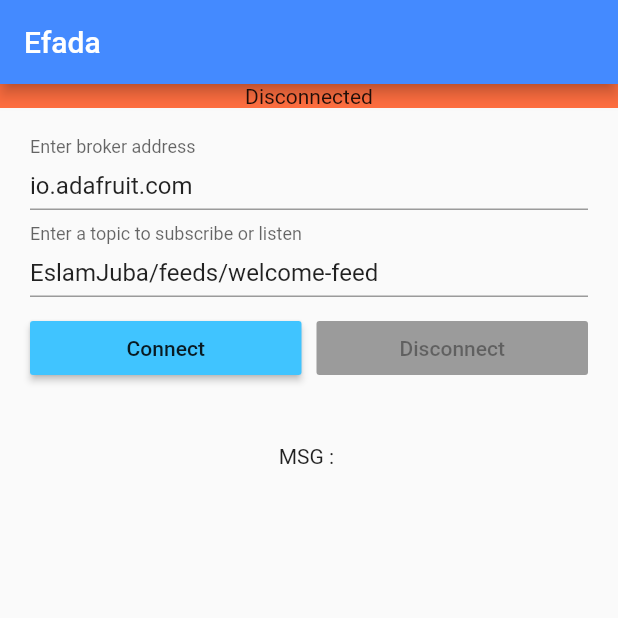
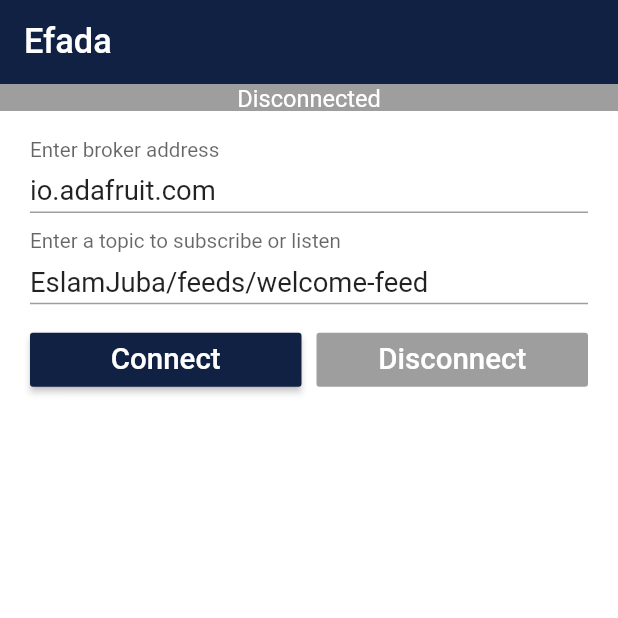
Before and after one commit to Creative-Way-ad/robot_triger, a Flutter app: the screen it shows after launch, on a phone screen of 412 x 824 dp, the top half of it. Run offline on Flutter 3.47's test engine with Material 2 defaults, Android fonts, the phone set to English and light mode, and no system bars; our stand-ins replace flutter_screenutil; missing offline and left inert: mqtt_client.

Commit message:
finish the app

```diff
--- a/lib/main.dart
+++ b/lib/main.dart
@@ -1,22 +1,8 @@
 import 'package:flutter/material.dart';
+import 'package:flutter_screenutil/flutter_screenutil.dart';
 import 'package:provider/provider.dart';
 import 'package:robot_triger/services/mqtt/state/MQTTAppState.dart';
 import 'package:robot_triger/view/Connect/connect_screen.dart';
-
-import 'mqtt2.dart';
-
-Future<void> initMqtt(response) async {
-  var res = await Mqtt2.connect();
-  debugPrint('Mqtt connections: $res');
-  await Mqtt2.setSubscribe(['EslamJuba/feeds/welcome-feed'], response);
-}
-
-/// message = 0 => Foreword
-/// message = 1 => Right
-/// message = 2 => Left
-void response(String topic, String message) {
-  debugPrint('topic: $topic, message: $message');
-}
 
 void main() {
   runApp(const MyApp());
@@ -27,8 +13,18 @@ class MyApp extends StatelessWidget {
 
   @override
   Widget build(BuildContext context) {
-    return MaterialApp(
+    return ScreenUtilInit(
+      designSize: const Size(360, 640),
+      minTextAdapt: true,
+      splitScreenMode: true,
+      builder: (context, widget) => MaterialApp(
         debugShowCheckedModeBanner: false,
+        builder: (context, widget) {
+          return MediaQuery(
+            data: MediaQuery.of(context).copyWith(textScaleFactor: 1.0.sp),
+            child: widget!,
+          );
+        },
         title: 'Robot App',
         theme: ThemeData(
           primarySwatch: Colors.blue,
@@ -37,51 +33,6 @@ class MyApp extends StatelessWidget {
           create: (_) => MQTTAppState(),
           child: const MQTTView(),
         ),
-    );
-  }
-}
-
-class MyHomePage extends StatefulWidget {
-  const MyHomePage({Key? key}) : super(key: key);
-
-  @override
-  State<MyHomePage> createState() => _MyHomePageState();
-}
-
-class _MyHomePageState extends State<MyHomePage> {
-  String message = '';
-  @override
-  void initState() {
-    super.initState();
-    initMqtt(response);
-  }
-
-  void response(String topic, String msg) {
-    setState(() {
-      if (msg == '0') {
-        message = 'foreword';
-      } else if (msg == '1') {
-        message = 'right';
-      } else if (msg == '2') {
-        message = 'left';
-      }
-      debugPrint('topic: $topic, message: $msg');
-    });
-  }
-
-  @override
-  Widget build(BuildContext context) {
-    return Scaffold(
-      appBar: AppBar(),
-      body: Center(
-        child: Column(
-          mainAxisAlignment: MainAxisAlignment.center,
-          children: <Widget>[
-            Text(
-              message,
-            ),
-          ],
-        ),
       ),
     );
   }
--- a/lib/uitiltes.dart
+++ /dev/null
@@ -1,6 +0,0 @@
-import 'package:uuid/uuid.dart';
-
-String randomId() {
-  var uuid = const Uuid();
-  return uuid.v4();
-}
--- a/lib/view/Connect/connect_screen.dart
+++ b/lib/view/Connect/connect_screen.dart
@@ -1,4 +1,5 @@
 import 'package:flutter/material.dart';
+import 'package:flutter_screenutil/flutter_screenutil.dart';
 import 'package:provider/provider.dart';
 import 'package:robot_triger/services/mqtt/MQTTManager.dart';
 import 'package:robot_triger/services/mqtt/state/MQTTAppState.dart';
@@ -14,10 +15,17 @@ class MQTTView extends StatefulWidget {
 
 class _MQTTViewState extends State<MQTTView> {
   final TextEditingController _hostTextController = TextEditingController();
-  final TextEditingController _messageTextController = TextEditingController();
   final TextEditingController _topicTextController = TextEditingController();
+
   late MQTTAppState currentAppState;
   late MQTTManager manager;
+
+  @override
+  void initState() {
+    super.initState();
+    _hostTextController.text = 'io.adafruit.com';
+    _topicTextController.text = 'EslamJuba/feeds/welcome-feed';
+  }
 
   @override
   Widget build(BuildContext context) {
@@ -26,74 +34,82 @@ class _MQTTViewState extends State<MQTTView> {
     return Scaffold(
       appBar: AppBar(
         title: const Text("Efada"),
-        backgroundColor: Colors.blueAccent,
+        backgroundColor: const Color(0xff112143),
+        elevation: 0.0,
       ),
-      body: Column(
+      body: SingleChildScrollView(
+        child: Container(
+          color: currentAppState.getReceivedText == '0'
+              ? Colors.black
+              : Colors.white,
+          height: 640.h,
+          child: Column(
+            mainAxisSize: MainAxisSize.max,
             children: [
               Row(
                 children: <Widget>[
                   Expanded(
                     child: Container(
-                  color: Colors.deepOrangeAccent,
+                      color: currentAppState.getAppConnectionState ==
+                              MQTTAppConnectionState.connected
+                          ? Colors.green
+                          : Colors.grey,
                       child: Text(
-                    _prepareStateMessageFrom(appState.getAppConnectionState),
+                        _prepareStateMessageFrom(
+                            currentAppState.getAppConnectionState),
                         textAlign: TextAlign.center,
-                  ),
-                ),
-              ),
-            ],
-          ),
-          Padding(
-            padding: const EdgeInsets.all(20.0),
-            child: Column(
-              children: <Widget>[
-                _buildTextFieldWith(
-                    _hostTextController,
-                    'io.adafruit.com',
-                    'Enter broker address',
-                    currentAppState.getAppConnectionState),
-                const SizedBox(height: 10),
-                _buildTextFieldWith(
-                    _topicTextController,
-                    'EslamJuba/feeds/welcome-feed',
-                    'Enter a topic to subscribe or listen',
-                    currentAppState.getAppConnectionState),
-                const SizedBox(height: 10),
-                _buildConnectButtonFrom(currentAppState.getAppConnectionState)
-              ],
-            ),
-          ),
-          Padding(
-            padding: const EdgeInsets.all(
-              20.0,
-            ),
-            child: Center(
-              child: Text(
-                _prepareRobotState(
-                  currentAppState.getReceivedText,
+                        style: TextStyle(
+                          color: Colors.white,
+                          fontSize: 12.sp,
                         ),
                       ),
                     ),
                   ),
                 ],
               ),
+              currentAppState.getReceivedText == '0'
+                  ? const SizedBox(
+                      width: double.infinity,
+                      child: Image(
+                        image: AssetImage(
+                          'assets/smile-face.gif',
+                        ),
+                        fit: BoxFit.cover,
+                      ),
+                    )
+                  : Padding(
+                      padding: const EdgeInsets.all(20.0),
+                      child: Column(
+                        children: <Widget>[
+                          _buildTextFieldWith(
+                              _hostTextController,
+                              'Enter broker address',
+                              currentAppState.getAppConnectionState),
+                          SizedBox(height: 10.h),
+                          _buildTextFieldWith(
+                              _topicTextController,
+                              'Enter a topic to subscribe or listen',
+                              currentAppState.getAppConnectionState),
+                          SizedBox(height: 10.h),
+                          _buildConnectButtonFrom(
+                              currentAppState.getAppConnectionState)
+                        ],
+                      ),
+                    ),
+            ],
+          ),
+        ),
+      ),
     );
   }
 
   Widget _buildTextFieldWith(
     TextEditingController controller,
-    String? defaultValue,
     String hintText,
     MQTTAppConnectionState state,
   ) {
-    if (defaultValue != null) {
-      controller.text = defaultValue;
-    }
     bool shouldEnable = false;
-    if (controller == _messageTextController &&
-        state == MQTTAppConnectionState.connected) {
-      shouldEnable = true;
-    } else if ((controller == _hostTextController &&
+    if ((controller == _hostTextController &&
             state == MQTTAppConnectionState.disconnected) ||
         (controller == _topicTextController &&
             state == MQTTAppConnectionState.disconnected)) {
@@ -103,10 +119,15 @@ class _MQTTViewState extends State<MQTTView> {
       enabled: shouldEnable,
       controller: controller,
       decoration: InputDecoration(
-          contentPadding:
-              const EdgeInsets.only(left: 0, bottom: 0, top: 0, right: 0),
+        contentPadding: const EdgeInsets.only(
+          left: 0,
+          bottom: 0,
+          top: 0,
+          right: 0,
+        ),
         labelText: hintText,
-        ));
+      ),
+    );
   }
 
   Widget _buildConnectButtonFrom(MQTTAppConnectionState state) {
@@ -115,21 +136,35 @@ class _MQTTViewState extends State<MQTTView> {
         Expanded(
           // ignore: deprecated_member_use
           child: RaisedButton(
-            color: Colors.lightBlueAccent,
+            color: const Color(0xff112143),
             onPressed: state == MQTTAppConnectionState.disconnected
                 ? _configureAndConnect
                 : null,
-            child: const Text('Connect'), //
+            child: Text(
+              'Connect',
+              style: TextStyle(
+                fontSize: 15.sp,
+                color: Colors.white,
+              ),
+            ), //
           ),
         ),
-        const SizedBox(width: 10),
+        const SizedBox(
+          width: 10,
+        ),
         Expanded(
           // ignore: deprecated_member_use
           child: RaisedButton(
             color: Colors.redAccent,
             onPressed:
                 state == MQTTAppConnectionState.connected ? _disconnect : null,
-            child: const Text('Disconnect'), //
+            child: Text(
+              'Disconnect',
+              style: TextStyle(
+                fontSize: 15.sp,
+                color: Colors.white,
+              ),
+            ), //
           ),
         ),
       ],
--- a/pubspec.yaml
+++ b/pubspec.yaml
@@ -36,7 +36,7 @@ dependencies:
   cupertino_icons: ^1.0.2
   mqtt_client: ^9.4.2
   provider: ^6.0.3
-  uuid: ^3.0.4
+  flutter_screenutil: ^5.5.2
 
 dev_dependencies:
   flutter_test:
@@ -61,8 +61,8 @@ flutter:
   uses-material-design: true
 
   # To add assets to your application, add an assets section, like this:
-  # assets:
-  #   - images/a_dot_burr.jpeg
+  assets:
+    - assets/smile-face.gif
   #   - images/a_dot_ham.jpeg
 
   # An image asset can refer to one or more resolution-specific "variants", see
```
Also changed, not shown: lib/mqtt2.dart (deleted, +0 -124 lines), lib/view/Home/home_screen.dart (+32 -0 lines), assets/smile-face.gif (added), pubspec.lock. Lines whose indentation alone changed are shown as unchanged.
